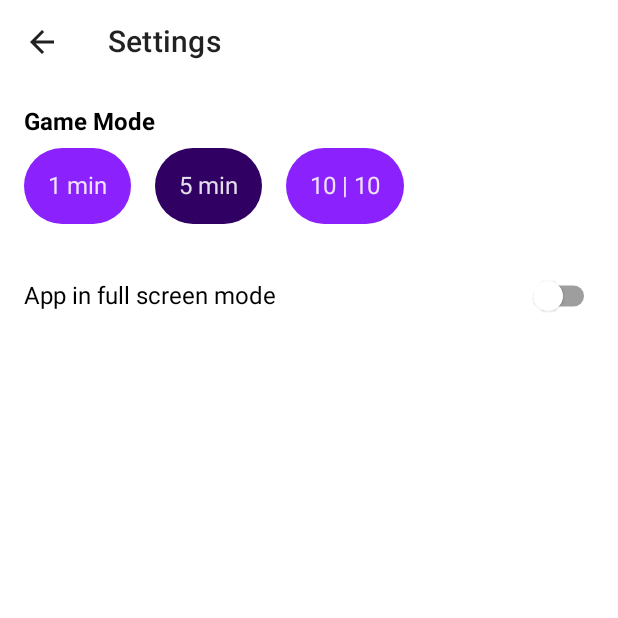
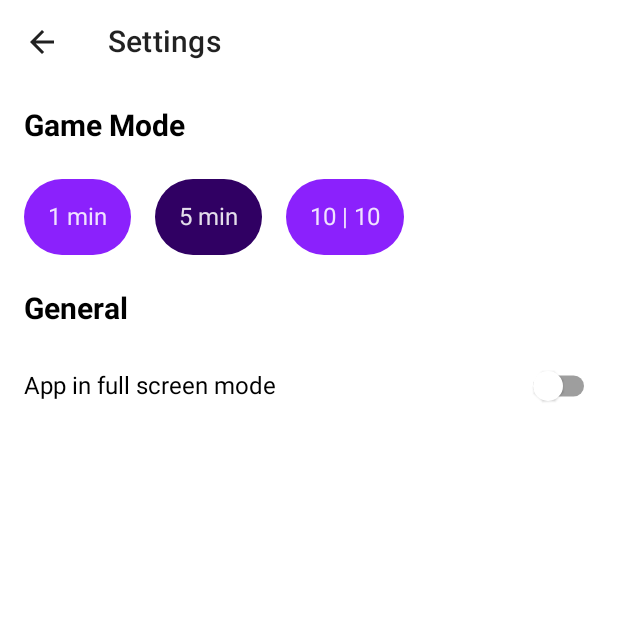
Before and after one commit to DouglasCF/Chess-Clock, an Android app built with Jetpack Compose: the SettingsScreen screen opened through its navigation route, on a phone screen of 412 x 824 dp, the top half of it. Run offline under Robolectric (Android 15) with nearby library versions, the phone set to English and light mode, and no system bars; our stand-ins replace Dagger/Hilt's generated code; 2 statements that could not run were skipped.

Commit message:
- Create ToggleFullScreenModeUseCase and GetFullScreenModeUseCase classes. - Use and make it work with the UseCases.

```diff
--- a/androidApp/src/main/java/br/com/fornaro/chessclock/android/ui/settings/SettingsScreen.kt
+++ b/androidApp/src/main/java/br/com/fornaro/chessclock/android/ui/settings/SettingsScreen.kt
@@ -24,6 +24,7 @@ import androidx.compose.ui.graphics.Color
 import androidx.compose.ui.text.font.FontWeight
 import androidx.compose.ui.tooling.preview.Preview
 import androidx.compose.ui.unit.dp
+import androidx.compose.ui.unit.sp
 import androidx.hilt.navigation.compose.hiltViewModel
 import br.com.fornaro.chessclock.android.theme.Dimens
 import br.com.fornaro.chessclock.model.GameMode
@@ -67,15 +68,11 @@ fun Content(
     gameModeClickAction: (Int) -> Unit,
     fullScreenClickAction: () -> Unit,
 ) = Column {
-    Text(
-        text = "Game Mode",
-        color = Color.Black,
-        fontWeight = FontWeight.Bold,
-        modifier = Modifier
-            .padding(start = Dimens.default, top = Dimens.default),
-    )
+    SectionText(text = "Game Mode")
 
     LazyRow(
+        modifier = Modifier
+            .padding(top = Dimens.default),
         contentPadding = PaddingValues(start = 8.dp, end = 8.dp)
     ) {
         itemsIndexed(gameModes) { index, gameMode ->
@@ -85,6 +82,7 @@ fun Content(
             )
         }
     }
+    SectionText(text = "General")
     Row(
         modifier = Modifier
             .clickable { fullScreenClickAction() }
@@ -101,10 +99,19 @@ fun Content(
         Switch(
             checked = fullScreen,
             onCheckedChange = { fullScreenClickAction() },
-
-            )
+        )
     }
 }
+
+@Composable
+private fun SectionText(text: String) = Text(
+    text = text,
+    color = Color.Black,
+    fontWeight = FontWeight.Bold,
+    fontSize = 20.sp,
+    modifier = Modifier
+        .padding(start = Dimens.default, top = Dimens.default),
+)
 
 @Preview(showBackground = true)
 @Composable
--- a/androidApp/src/main/java/br/com/fornaro/chessclock/android/ui/settings/SettingsViewModel.kt
+++ b/androidApp/src/main/java/br/com/fornaro/chessclock/android/ui/settings/SettingsViewModel.kt
@@ -4,9 +4,10 @@ import androidx.lifecycle.ViewModel
 import androidx.lifecycle.viewModelScope
 import br.com.fornaro.chessclock.model.GameMode
 import br.com.fornaro.chessclock.repositories.GameModeRepository
+import br.com.fornaro.chessclock.usecases.GetFullScreenModeUseCase
+import br.com.fornaro.chessclock.usecases.ToggleFullScreenModeUseCase
 import dagger.hilt.android.lifecycle.HiltViewModel
 import kotlinx.coroutines.flow.MutableStateFlow
-import kotlinx.coroutines.flow.collect
 import kotlinx.coroutines.launch
 import javax.inject.Inject
 
@@ -14,6 +15,8 @@ import javax.inject.Inject
 class SettingsViewModel @Inject constructor(
     private val navigation: SettingsNavigation,
     private val gameModeRepository: GameModeRepository,
+    private val toggleFullScreenModeUseCase: ToggleFullScreenModeUseCase,
+    private val getFullScreenModeUseCase: GetFullScreenModeUseCase,
 ) : ViewModel() {
 
     private val _uiState = MutableStateFlow(UiModel())
@@ -21,6 +24,7 @@ class SettingsViewModel @Inject constructor(
 
     init {
         observeGameModes()
+        loadFullScreenGameMode()
     }
 
     private fun observeGameModes() {
@@ -29,6 +33,11 @@ class SettingsViewModel @Inject constructor(
                 _uiState.value = uiState.value.copy(gameModes = it)
             }
         }
+    }
+
+    private fun loadFullScreenGameMode() {
+        val value = getFullScreenModeUseCase()
+        _uiState.value = uiState.value.copy(fullScreen = value)
     }
 
     fun onBackButtonClicked() {
@@ -40,9 +49,8 @@ class SettingsViewModel @Inject constructor(
     }
 
     fun onFullScreenOptionClicked() {
-        // persist option
-        _uiState.value = uiState.value.copy(fullScreen = !uiState.value.fullScreen)
-        // apply full screen option
+        toggleFullScreenModeUseCase()
+        loadFullScreenGameMode()
     }
 }
 
--- a/shared/build.gradle.kts
+++ b/shared/build.gradle.kts
@@ -25,7 +25,8 @@ kotlin {
     sourceSets {
         val commonMain by getting {
             dependencies {
-                implementation("org.jetbrains.kotlinx:kotlinx-coroutines-core:1.5.0")
+                implementation("org.jetbrains.kotlinx:kotlinx-coroutines-core:1.6.0")
+                implementation("com.russhwolf:multiplatform-settings-no-arg:0.8.1")
             }
         }
         val commonTest by getting {
--- /dev/null
+++ b/shared/src/commonMain/kotlin/br/com/fornaro/chessclock/constants/Constants.kt
@@ -0,0 +1,5 @@
+package br.com.fornaro.chessclock.constants
+
+object Constants {
+    const val settingsFullScreenMode = "SettingsFullScreenMode"
+}
```
Also changed, not shown: androidApp/src/main/java/br/com/fornaro/chessclock/android/di/UseCaseModule.kt (added, +19 -0 lines), shared/src/commonMain/kotlin/br/com/fornaro/chessclock/usecases/GetFullScreenModeUseCase.kt (added, +15 -0 lines), shared/src/commonMain/kotlin/br/com/fornaro/chessclock/usecases/ToggleFullScreenModeUseCase.kt (added, +20 -0 lines).
